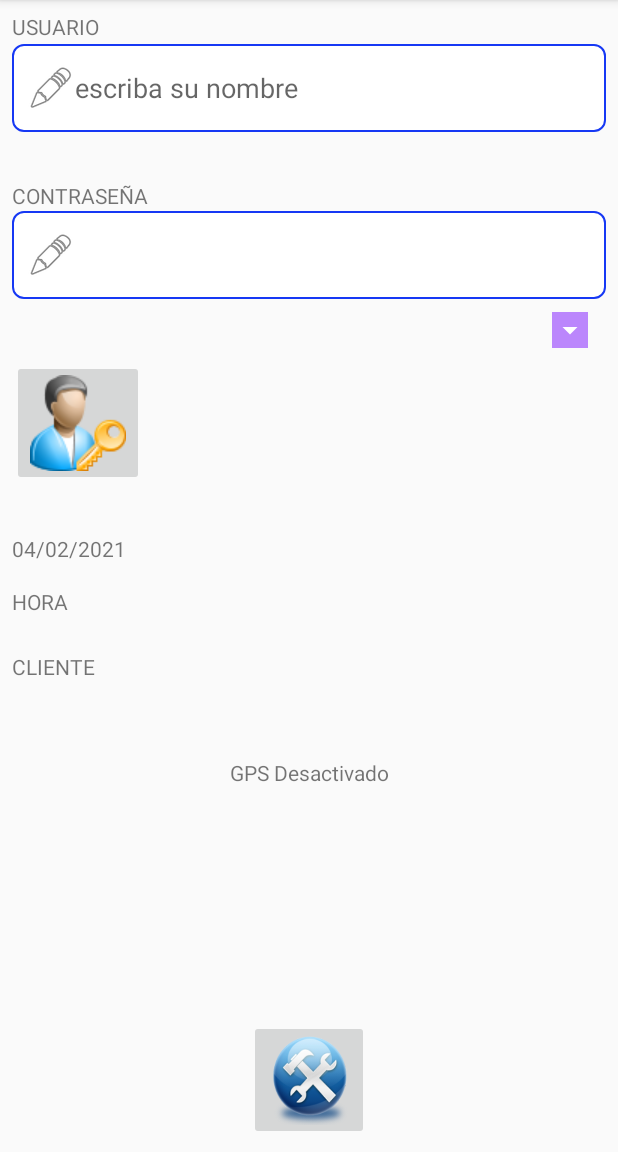
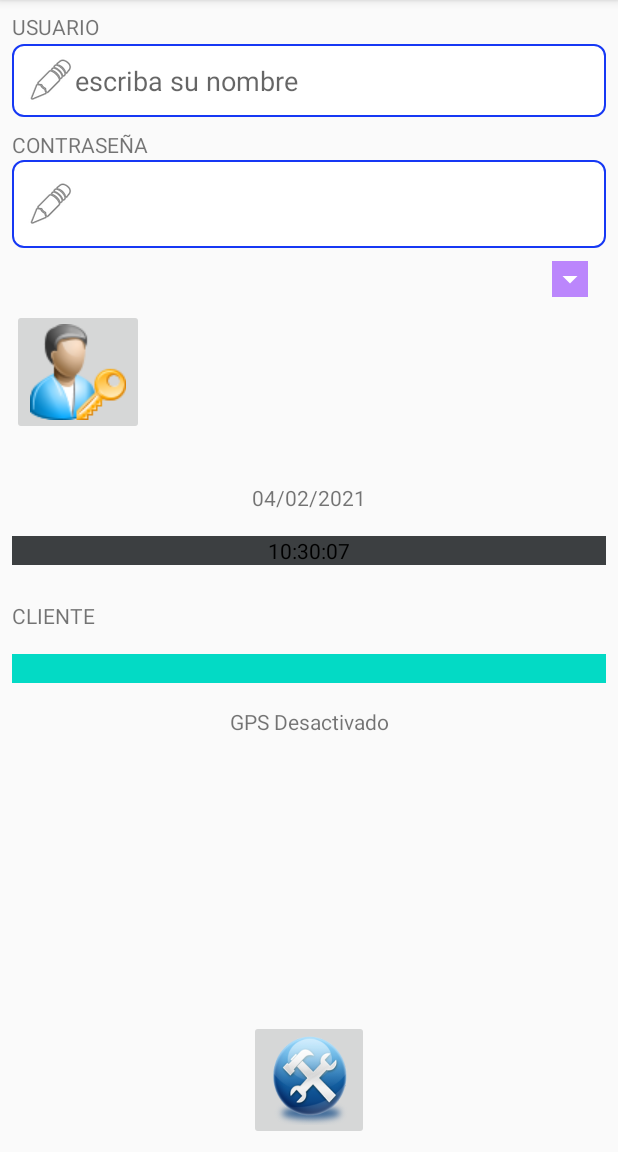
Before and after one commit to juliofusa/FICHAR, an Android app: the screen it shows after launch (MainActivity), after a tap on an icon or button, on a phone screen of 412 x 824 dp, the part 84-1236 px from its top. Run offline under Robolectric (Android 15) with nearby library versions, the phone set to English and light mode, and no system bars.

Commit message:
TERCER BORRADOR

```diff
--- a/app/src/main/java/com/example/fichar/ADAPTADORES.java
+++ b/app/src/main/java/com/example/fichar/ADAPTADORES.java
@@ -62,7 +62,7 @@ public class ADAPTADORES {
 
     public static final String HORAconformato() {
         Long date = System.currentTimeMillis();
-        SimpleDateFormat sdf = new SimpleDateFormat("HH:mm", Locale.ITALIAN);
+        SimpleDateFormat sdf = new SimpleDateFormat("HH:mm:ss", Locale.ITALIAN);
         String dateString = sdf.format(date);
         return dateString;
     }
--- a/app/src/main/java/com/example/fichar/BasedbHelper.java
+++ b/app/src/main/java/com/example/fichar/BasedbHelper.java
@@ -11,8 +11,8 @@ public class BasedbHelper extends SQLiteOpenHelper {
 
 
     String sqlCreateCLIENTES= "CREATE TABLE CLIENTES (_id INTEGER NOT NULL PRIMARY KEY AUTOINCREMENT, CLIENTE TEXT)";
-    String sqlCreateCOMODINES= "CREATE TABLE COMODINES (_id INTEGER NOT NULL PRIMARY KEY AUTOINCREMENT, COMODIN TEXT)";
-    String sqlCreateSOLICITUD = "CREATE TABLE FICHAJE (_id INTEGER NOT NULL PRIMARY KEY AUTOINCREMENT, FECHA TEXT, CLIENTE TEXT, HORA_ENTRADA TEXT, HORA_SALIDA TEXT,GPS_ENTRADA TEXT,GPS_SALIDA TEXT, COMODIN TEXT, DIRECCION TEXT)";
+    String sqlCreateCOMODINES= "CREATE TABLE COMODINES (_id INTEGER NOT NULL PRIMARY KEY AUTOINCREMENT, COMODIN TEXT, DNI TEXT)";
+    String sqlCreateSOLICITUD = "CREATE TABLE FICHAJE (_id INTEGER NOT NULL PRIMARY KEY AUTOINCREMENT, FECHA TEXT, CLIENTE TEXT, HORA_ENTRADA TEXT, HORA_SALIDA TEXT,GPS_ENTRADA TEXT,GPS_SALIDA TEXT, COMODIN TEXT, DIRECCION_ENTRADA TEXT, DIRECCION_SALIDA TEXT)";
 
     public BasedbHelper(Context context) {
         super(context, "DBFICHAR", null, 1);
--- a/app/src/main/java/com/example/fichar/MainActivity.java
+++ b/app/src/main/java/com/example/fichar/MainActivity.java
@@ -1,15 +1,19 @@
 package com.example.fichar;
 
 import android.Manifest;
+import android.annotation.SuppressLint;
 import android.content.Context;
 import android.content.Intent;
 import android.content.pm.PackageManager;
+import android.database.sqlite.SQLiteDatabase;
 import android.location.Address;
 import android.location.Geocoder;
 import android.location.Location;
 import android.location.LocationListener;
 import android.location.LocationManager;
 import android.location.LocationProvider;
+import android.os.CountDownTimer;
+import android.os.Handler;
 import android.provider.Settings;
 import android.support.annotation.NonNull;
 import android.support.v4.app.ActivityCompat;
@@ -22,20 +26,26 @@ import android.widget.TextView;
 import java.io.IOException;
 import java.util.List;
 import java.util.Locale;
+import java.util.Timer;
+import java.util.TimerTask;
 
 public class MainActivity extends AppCompatActivity {
     public TextView fecha, direccion, hora, cliente, gps;
-
+    public boolean b=true;
     @Override
     protected void onCreate(Bundle savedInstanceState) {
         super.onCreate(savedInstanceState);
         setContentView(R.layout.activity_main);
 
+        BasedbHelper  usdbh = new BasedbHelper(this);
+
+        SQLiteDatabase db = usdbh.getWritableDatabase();
+
         inicializar();
     }
 
     private void inicializar() {
-
+       // declaramos controles
         fecha = findViewById(R.id.Txt_fecha);
 
         fecha.setText(ADAPTADORES.FECHAconformato());
@@ -50,7 +60,34 @@ public class MainActivity extends AppCompatActivity {
 
         Comprobar_permisos();
 
+        Timer timer = new Timer();
+
+        TimerTask t = new TimerTask() {
+
+            @Override
+            public void run() {
+
+
+                if (b = false){
+                    hora.setTextColor(getResources().getColor(R.color.verde));
+                   // hora.setText(ADAPTADORES.HORAconformato());
+                    b=true;
+                }else{
+                   hora.setTextColor(getResources().getColor(R.color.black));
+                    hora.setText(ADAPTADORES.HORAconformato());
+                    b=false;
+                }
+            }
+        };
+        timer.scheduleAtFixedRate(t,1000,1000);
+
+
+
+
+
     }
+
+
 
     private void Comprobar_permisos() {
         if (ActivityCompat.checkSelfPermission(this, Manifest.permission.ACCESS_FINE_LOCATION) != PackageManager.PERMISSION_GRANTED && ActivityCompat.checkSelfPermission(this, Manifest.permission.ACCESS_COARSE_LOCATION) != PackageManager.PERMISSION_GRANTED) {
@@ -125,7 +162,7 @@ public class MainActivity extends AppCompatActivity {
             String sLatitud = String.valueOf(location.getLatitude());
             String sLongitud = String.valueOf(location.getLongitude());
             gps.setText(sLatitud +" "+ sLongitud);
-            hora.setText(ADAPTADORES.HORAconformato());
+            //hora.setText(ADAPTADORES.HORAconformato());
             //longitud.setText(sLongitud);
             this.mainActivity.setLocation(location);
         }
--- a/app/src/main/res/layout/activity_main.xml
+++ b/app/src/main/res/layout/activity_main.xml
@@ -20,7 +20,7 @@
     <EditText
         android:id="@+id/editTextTextPersonName2"
         android:layout_width="0dp"
-        android:layout_height="60dp"
+        android:layout_height="50dp"
         android:layout_marginStart="8dp"
         android:layout_marginTop="1dp"
         android:layout_marginEnd="8dp"
@@ -40,7 +40,7 @@
         android:layout_width="wrap_content"
         android:layout_height="wrap_content"
         android:layout_marginStart="8dp"
-        android:layout_marginTop="32dp"
+        android:layout_marginTop="8dp"
         android:text="@string/CONTRASEÑA"
         app:layout_constraintStart_toStartOf="parent"
         app:layout_constraintTop_toBottomOf="@+id/editTextTextPersonName2" />
@@ -94,6 +94,7 @@
         android:layout_marginStart="8dp"
         android:layout_marginTop="32dp"
         android:layout_marginEnd="8dp"
+        android:gravity="clip_horizontal|center_horizontal"
         android:text="FECHA:"
         app:layout_constraintBottom_toTopOf="@+id/Txt_hora"
         app:layout_constraintEnd_toEndOf="parent"
@@ -108,6 +109,8 @@
         android:layout_marginTop="16dp"
         android:layout_marginEnd="8dp"
         android:layout_marginBottom="8dp"
+        android:background="@color/verde"
+        android:gravity="center_horizontal"
         android:text="HORA"
         app:layout_constraintBottom_toTopOf="@+id/Txt_cliente"
         app:layout_constraintEnd_toEndOf="parent"
@@ -161,7 +164,10 @@
         android:layout_marginStart="8dp"
         android:layout_marginTop="16dp"
         android:layout_marginEnd="8dp"
+        android:background="@color/teal_200"
+        android:gravity="center_horizontal"
         android:text="@string/DIRECCION"
+        android:textStyle="bold|italic"
         app:layout_constraintEnd_toEndOf="parent"
         app:layout_constraintStart_toStartOf="parent"
         app:layout_constraintTop_toBottomOf="@+id/Txt_cliente" />
--- a/app/src/main/res/values/colors.xml
+++ b/app/src/main/res/values/colors.xml
@@ -8,4 +8,6 @@
     <color name="black">#FF000000</color>
     <color name="white">#FFFFFFFF</color>
     <color name="azul">#1638F4</color>
+    <color name="verde">#3C3F41</color>
+    <string name="verde">\@</string>
 </resources>
```
